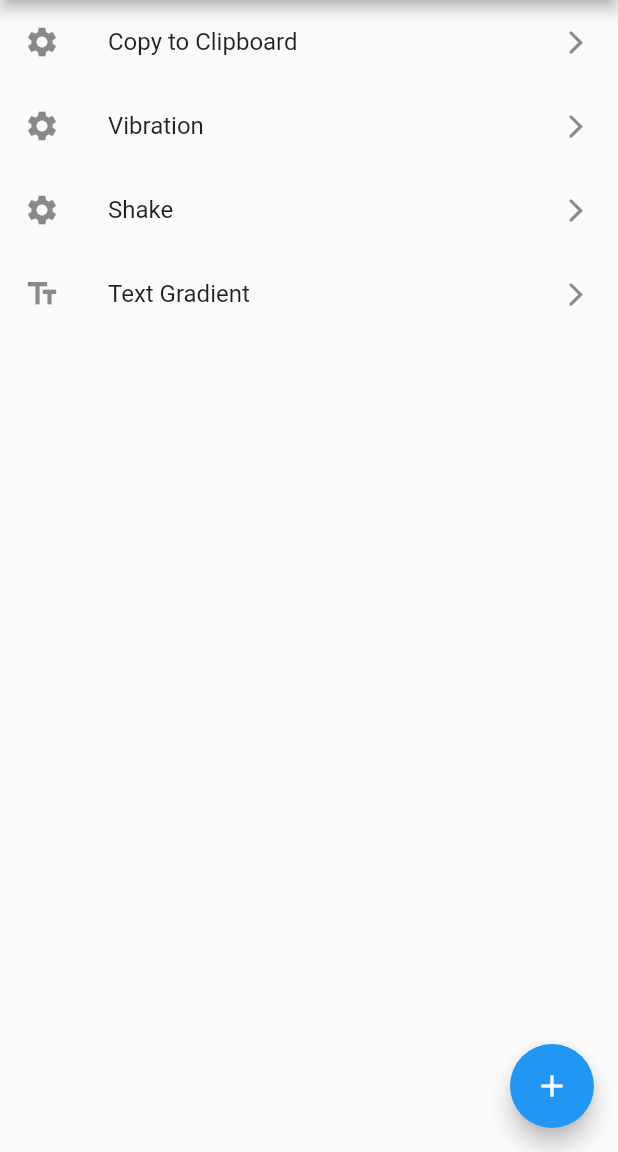
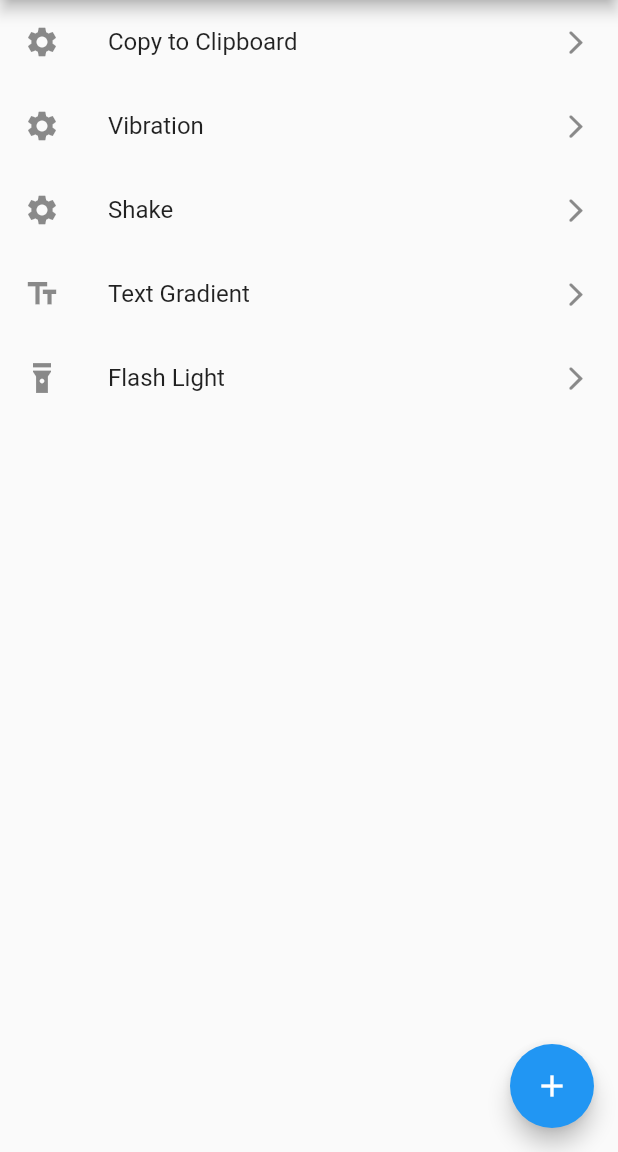
Before and after one commit to hveitia/flutter_hacks, a Flutter app: the screen it shows after launch, on a phone screen of 412 x 824 dp, the part 84-1236 px from its top. Run offline on Flutter 3.47's test engine with Material 2 defaults, Android fonts, the light colour scheme and no system bars; our stand-ins replace flutter_modular, logger; missing offline and left inert: clipboard, shake.

Commit message:
Flash Light...

```diff
--- a/lib/_children/menu/module.dart
+++ b/lib/_children/menu/module.dart
@@ -1,5 +1,6 @@
 import 'package:flutter_modular/flutter_modular.dart';
 import 'package:hacks/_children/clipboard/module.dart';
+import 'package:hacks/_children/flash-light/module.dart';
 import 'package:hacks/_children/menu/presenter/page/page.dart';
 import 'package:hacks/_children/shake/module.dart';
 import 'package:hacks/_children/text-gradient/module.dart';
@@ -16,5 +17,6 @@ class MenuModule extends Module {
     ModuleRoute('/clipboard-module', module: ClipboardModule()),
     ModuleRoute('/shake-module', module: ShakeModule()),
     ModuleRoute('/text-gradient-module', module: TextGradientModule()),
+    ModuleRoute('/flash-light-module', module: FlashLightModule()),
   ];
 }
--- a/lib/_children/menu/presenter/page/page.dart
+++ b/lib/_children/menu/presenter/page/page.dart
@@ -53,6 +53,14 @@ class MenuPageState extends State<MenuPage> {
                 Modular.to.pushNamed('/text-gradient-module/');
               },
             ),
+            ListTile(
+              leading: const Icon(Icons.flashlight_on),
+              title: const Text('Flash Light'),
+              trailing: const Icon(CupertinoIcons.chevron_forward),
+              onTap: () {
+                Modular.to.pushNamed('/flash-light-module/');
+              },
+            ),
           ],
         ),
       ),
--- a/pubspec.yaml
+++ b/pubspec.yaml
@@ -17,6 +17,7 @@ dependencies:
   clipboard: 0.1.3
   shake: 2.2.0
   logger: 1.2.2
+  torch_light: 1.0.0
 
 dev_dependencies:
   flutter_test:
```
Also changed, not shown: lib/_children/flash-light/module.dart (added, +13 -0 lines), lib/_children/flash-light/presenter/page.dart (added, +41 -0 lines), pubspec.lock.
